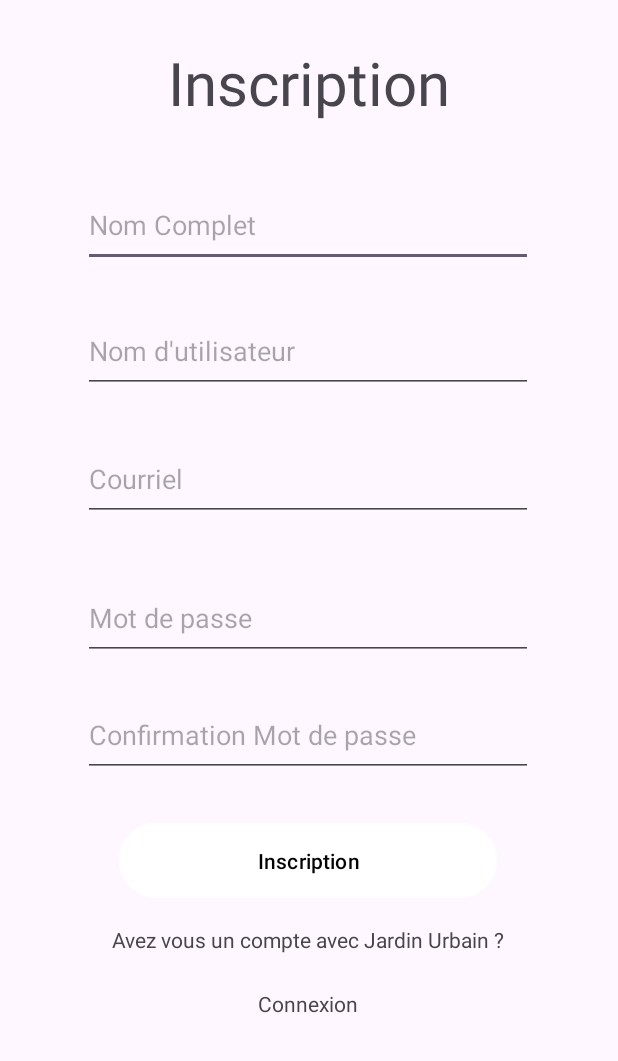
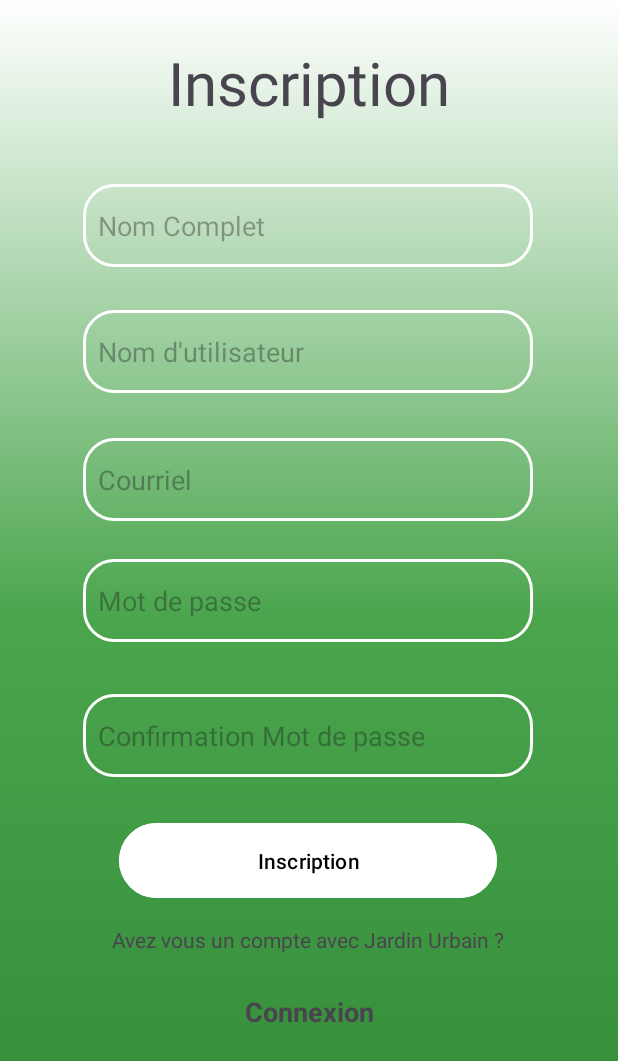
Before and after one commit to SamuelFerragne/JardinUrbain, an Android app: the inscriptionActivity screen opened directly, with no data from a screen before it, on a phone screen of 412 x 824 dp. Shown: the top 1061 px of the screen. Run offline under Robolectric (Android 15) with nearby library versions, the phone set to English and light mode, and no system bars.

Commit message:
Correction du background + firebase fichier json

```diff
--- a/app/build.gradle.kts
+++ b/app/build.gradle.kts
@@ -1,5 +1,6 @@
 plugins {
     id("com.android.application")
+    id("com.google.gms.google-services")
 }
 
 android {
@@ -38,10 +39,13 @@ dependencies {
 
     implementation("androidx.appcompat:appcompat:1.6.1")
     implementation("com.google.android.material:material:1.10.0")
+    implementation(platform("com.google.firebase:firebase-bom:32.7.1"))
+    implementation("com.google.firebase:firebase-analytics")
     implementation("androidx.constraintlayout:constraintlayout:2.1.4")
     implementation("androidx.annotation:annotation:1.6.0")
     implementation("androidx.lifecycle:lifecycle-livedata-ktx:2.6.1")
     implementation("androidx.lifecycle:lifecycle-viewmodel-ktx:2.6.1")
+    implementation("com.google.firebase:firebase-auth:22.3.1")
     testImplementation("junit:junit:4.13.2")
     androidTestImplementation("androidx.test.ext:junit:1.1.5")
     androidTestImplementation("androidx.test.espresso:espresso-core:3.5.1")
--- a/app/src/main/AndroidManifest.xml
+++ b/app/src/main/AndroidManifest.xml
@@ -20,7 +20,7 @@
             android:exported="true" />
         <activity
             android:name=".MainActivity"
-            android:exported="false">
+            android:exported="true" >
             <intent-filter>
                 <action android:name="android.intent.action.MAIN" />
 
--- a/app/src/main/java/com/example/thewitcherscode/ConnexionActivity.java
+++ b/app/src/main/java/com/example/thewitcherscode/ConnexionActivity.java
@@ -33,6 +33,8 @@ public class ConnexionActivity extends AppCompatActivity {
             @Override
             public void onClick(View v) {
                 // INTENT POUR ALLER VERS LA PAGE INSCRIPTION
+                Intent acc_isncription = new Intent(ConnexionActivity.this, inscriptionActivity.class);
+                startActivity(acc_isncription);
 
             }
         });
--- a/app/src/main/java/com/example/thewitcherscode/inscriptionActivity.java
+++ b/app/src/main/java/com/example/thewitcherscode/inscriptionActivity.java
@@ -2,13 +2,43 @@ package com.example.thewitcherscode;
 
 import androidx.appcompat.app.AppCompatActivity;
 
+import android.content.Intent;
 import android.os.Bundle;
+import android.view.View;
+import android.widget.Button;
+import android.widget.EditText;
+import android.widget.TextView;
 
 public class inscriptionActivity extends AppCompatActivity {
 
+    private TextView tv_connexionClick;
+    private EditText Nom_Complet, NomUti, champ_courriel, champ_mtp, champ_confi_Mtp;
+    private Button btn_inscription;
     @Override
     protected void onCreate(Bundle savedInstanceState) {
         super.onCreate(savedInstanceState);
         setContentView(R.layout.activity_inscription);
+
+        tv_connexionClick = findViewById(R.id.txt_connexionClick);
+        Nom_Complet = findViewById(R.id.et_Inscri_nomComplet);
+        NomUti = findViewById(R.id.et_Inscri_nomUtilisateur);
+        champ_courriel = findViewById(R.id.et_Inscri_courriel);
+        champ_confi_Mtp = findViewById(R.id.et_Inscri_confiMotPasse);
+        champ_mtp = findViewById(R.id.et_Inscri_motpasse);
+
+        tv_connexionClick.setOnClickListener(new View.OnClickListener() {
+            @Override
+            public void onClick(View v) {
+                Intent acc_connexion = new Intent(inscriptionActivity.this, ConnexionActivity.class);
+                startActivity(acc_connexion);
+            }
+        });
+
+
+
+
+
+
+
     }
 }
--- a/app/src/main/res/layout/activity_connexion.xml
+++ b/app/src/main/res/layout/activity_connexion.xml
@@ -52,7 +52,7 @@
 
     <TextView
         android:id="@+id/tv_mtpOublier"
-        android:layout_width="169dp"
+        android:layout_width="202dp"
         android:layout_height="23dp"
         android:clickable="true"
         android:text="Mot de passe oublié ?"
@@ -60,7 +60,7 @@
         android:textSize="18dp"
         app:layout_constraintBottom_toBottomOf="parent"
         app:layout_constraintEnd_toEndOf="parent"
-        app:layout_constraintHorizontal_bias="0.768"
+        app:layout_constraintHorizontal_bias="0.732"
         app:layout_constraintStart_toStartOf="parent"
         app:layout_constraintTop_toTopOf="parent" />
 
@@ -99,7 +99,7 @@
         app:layout_constraintHorizontal_bias="0.498"
         app:layout_constraintStart_toStartOf="parent"
         app:layout_constraintTop_toTopOf="parent"
-        app:layout_constraintVertical_bias="0.732" />
+        app:layout_constraintVertical_bias="0.73" />
 
 
 </androidx.constraintlayout.widget.ConstraintLayout>
--- a/app/src/main/res/layout/activity_inscription.xml
+++ b/app/src/main/res/layout/activity_inscription.xml
@@ -4,7 +4,8 @@
     xmlns:tools="http://schemas.android.com/tools"
     android:layout_width="match_parent"
     android:layout_height="match_parent"
-    tools:context=".inscriptionActivity">
+    tools:context=".inscriptionActivity"
+    android:background="@drawable/gradient_background">
 
 
     <TextView
@@ -21,9 +22,10 @@
         tools:ignore="MissingConstraints" />
 
     <EditText
-        android:id="@+id/et_comComplet"
+        android:id="@+id/et_Inscri_nomComplet"
         android:layout_width="300dp"
         android:layout_height="55dp"
+        android:background="@drawable/border_inputs"
         android:ems="10"
         android:hint="Nom Complet"
         android:inputType="text"
@@ -36,9 +38,10 @@
         tools:ignore="MissingConstraints" />
 
     <EditText
-        android:id="@+id/et_courriel"
+        android:id="@+id/et_Inscri_courriel"
         android:layout_width="300dp"
         android:layout_height="55dp"
+        android:background="@drawable/border_inputs"
         android:ems="10"
         android:hint="Courriel"
         android:inputType="text"
@@ -51,11 +54,12 @@
         tools:ignore="MissingConstraints" />
 
     <EditText
-        android:id="@+id/et_nomUtilisateur"
+        android:id="@+id/et_Inscri_nomUtilisateur"
         android:layout_width="300dp"
         android:layout_height="55dp"
         android:ems="10"
         android:hint="Nom d'utilisateur"
+        android:background="@drawable/border_inputs"
         android:inputType="text"
         app:layout_constraintBottom_toBottomOf="parent"
         app:layout_constraintEnd_toEndOf="parent"
@@ -66,9 +70,10 @@
         tools:ignore="MissingConstraints" />
 
     <EditText
-        android:id="@+id/et_motpasse"
+        android:id="@+id/et_Inscri_motpasse"
         android:layout_width="300dp"
         android:layout_height="55dp"
+        android:background="@drawable/border_inputs"
         android:ems="10"
         android:hint="Mot de passe"
         android:inputType="textPassword"
@@ -77,14 +82,16 @@
         app:layout_constraintHorizontal_bias="0.495"
         app:layout_constraintStart_toStartOf="parent"
         app:layout_constraintTop_toTopOf="parent"
+        app:layout_constraintVertical_bias="0.485"
         tools:ignore="MissingConstraints" />
 
     <EditText
-        android:id="@+id/et_confiMotPasse"
+        android:id="@+id/et_Inscri_confiMotPasse"
         android:layout_width="300dp"
         android:layout_height="55dp"
         android:ems="10"
         android:hint="Confirmation Mot de passe"
+        android:background="@drawable/border_inputs"
         android:inputType="textPassword"
         app:layout_constraintBottom_toBottomOf="parent"
         app:layout_constraintEnd_toEndOf="parent"
@@ -127,12 +134,13 @@
         android:layout_width="wrap_content"
         android:layout_height="wrap_content"
         android:text="Connexion"
+        android:textSize="18dp"
+        android:textStyle="bold"
         app:layout_constraintBottom_toBottomOf="parent"
         app:layout_constraintEnd_toEndOf="parent"
-        app:layout_constraintHorizontal_bias="0.498"
         app:layout_constraintStart_toStartOf="parent"
         app:layout_constraintTop_toTopOf="parent"
-        app:layout_constraintVertical_bias="0.819"
+        app:layout_constraintVertical_bias="0.828"
         tools:ignore="MissingConstraints" />
 
 
--- a/build.gradle.kts
+++ b/build.gradle.kts
@@ -1,4 +1,10 @@
+buildscript {
+    dependencies {
+        classpath("com.google.gms:google-services:4.4.0")
+    }
+}
 // Top-level build file where you can add configuration options common to all sub-projects/modules.
 plugins {
     id("com.android.application") version "8.1.1" apply false
+    id("com.google.gms.google-services") version "4.4.0" apply false
 }
```
Also changed, not shown: 1 other file.
